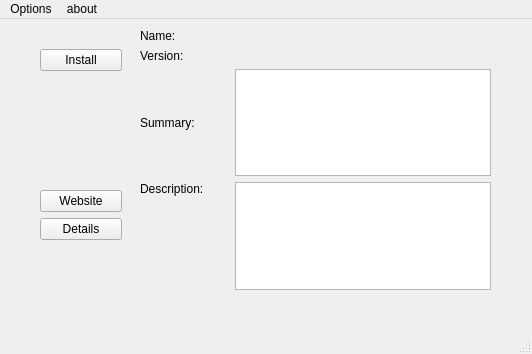
First picture: the form in kyrpm-installer/mainwindow.ui, repository openeuler-mirror/kylin-installer, before the edit.
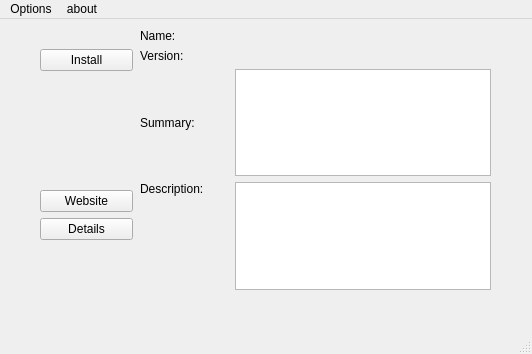
Second picture: the form after the edit.

Patch:
```diff
--- a/kyrpm-installer/mainwindow.ui
+++ b/kyrpm-installer/mainwindow.ui
@@ -95,7 +95,7 @@
      <rect>
       <x>40</x>
       <y>10</y>
-      <width>82</width>
+      <width>93</width>
       <height>211</height>
      </rect>
     </property>
```
Left out of the diff: 7 changed lines with no effect on the pictures.
